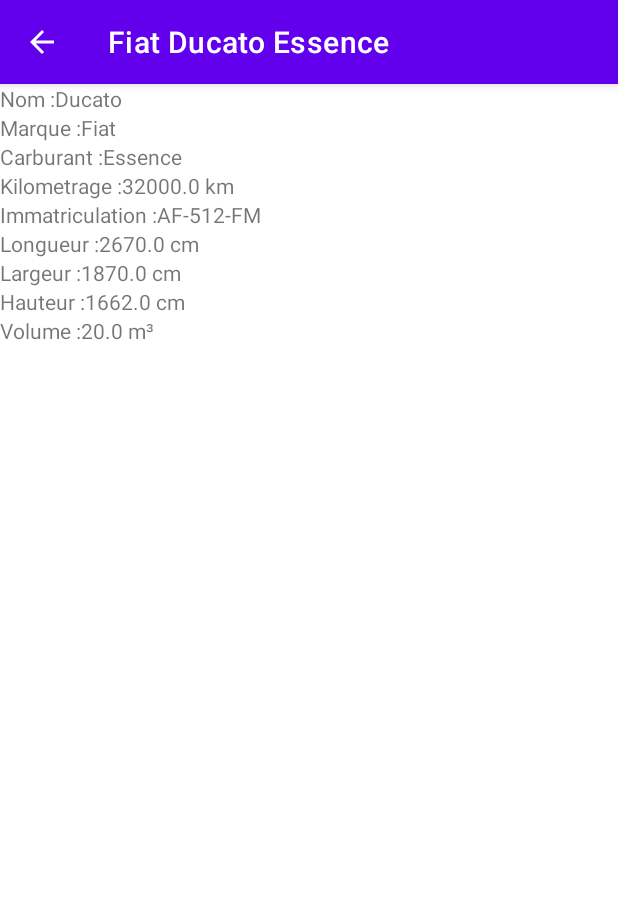
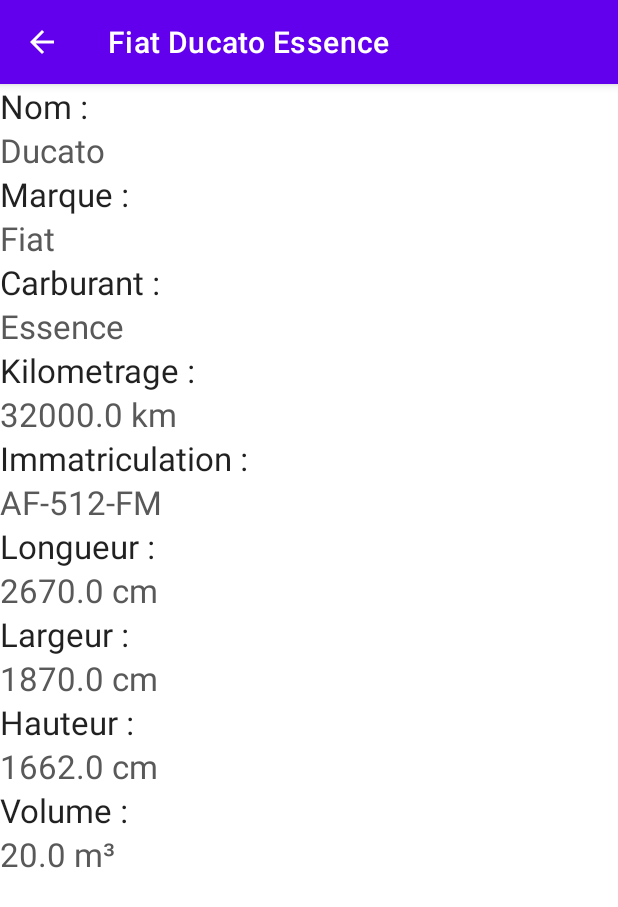
Before and after one commit to IbanEtchep/ApAkei, an Android app: the VehicleDetailsActivity screen opened directly, with no data from a screen before it, on a phone screen of 412 x 824 dp. Shown: the top 907 px of the screen. Run offline under Robolectric (Android 15) with nearby library versions, the phone set to English and light mode, and no system bars; 2 statements that could not run were skipped.

Commit message:
modif detail vehicule

```diff
--- a/app/src/main/res/layout/activity_vehicle_details.xml
+++ b/app/src/main/res/layout/activity_vehicle_details.xml
@@ -8,57 +8,138 @@
     tools:context=".locations.VehicleDetailsActivity">
 
     <TextView
+        android:id="@+id/tv_label_nom_vehicule"
+        android:layout_width="match_parent"
+        android:layout_height="wrap_content"
+        android:text="@string/nomLabel"
+        android:textAppearance="@style/TextAppearance.AppCompat.Large" />
+
+    <TextView
         android:id="@+id/tv_nom_vehicule"
         android:layout_width="match_parent"
         android:layout_height="wrap_content"
-        android:text="@string/nomLabel" />
+        android:text=""
+        android:textAppearance="@style/TextAppearance.AppCompat.Large"
+        android:textColor="#595959" />
+
+    <TextView
+        android:id="@+id/tv_label_marque_vehicule"
+        android:layout_width="match_parent"
+        android:layout_height="wrap_content"
+        android:text="@string/marqueLabel"
+        android:textAppearance="@style/TextAppearance.AppCompat.Large" />
 
     <TextView
         android:id="@+id/tv_marque_vehicule"
         android:layout_width="match_parent"
         android:layout_height="wrap_content"
-        android:text="@string/marqueLabel" />
+        android:text=""
+        android:textAppearance="@style/TextAppearance.AppCompat.Large"
+        android:textColor="#595959" />
+
+    <TextView
+        android:id="@+id/tv_label_carburant_vehicule"
+        android:layout_width="match_parent"
+        android:layout_height="wrap_content"
+        android:text="@string/carburantLabel"
+        android:textAppearance="@style/TextAppearance.AppCompat.Large" />
 
     <TextView
         android:id="@+id/tv_carburant_vehicule"
         android:layout_width="match_parent"
         android:layout_height="wrap_content"
-        android:text="@string/carburantLabel" />
+        android:text=""
+        android:textAppearance="@style/TextAppearance.AppCompat.Large"
+        android:textColor="#595959" />
+
+    <TextView
+        android:id="@+id/tv_label_kilometrage_vehicule"
+        android:layout_width="match_parent"
+        android:layout_height="wrap_content"
+        android:text="@string/kilometrage"
+        android:textAppearance="@style/TextAppearance.AppCompat.Large" />
 
     <TextView
         android:id="@+id/tv_kilometrage_vehicule"
         android:layout_width="match_parent"
         android:layout_height="wrap_content"
-        android:text="@string/kilometrage" />
+        android:text=""
+        android:textAppearance="@style/TextAppearance.AppCompat.Large"
+        android:textColor="#595959" />
+
+    <TextView
+        android:id="@+id/tv_label_immatriculation_vehicule"
+        android:layout_width="match_parent"
+        android:layout_height="wrap_content"
+        android:text="@string/immatriculationLabel"
+        android:textAppearance="@style/TextAppearance.AppCompat.Large" />
 
     <TextView
         android:id="@+id/tv_immatriculation_vehicule"
         android:layout_width="match_parent"
         android:layout_height="wrap_content"
-        android:text="@string/immatriculationLabel" />
+        android:text=""
+        android:textAppearance="@style/TextAppearance.AppCompat.Large"
+        android:textColor="#595959" />
+
+    <TextView
+        android:id="@+id/tv_label_longueur_vehicule"
+        android:layout_width="match_parent"
+        android:layout_height="wrap_content"
+        android:text="@string/longueurLabel"
+        android:textAppearance="@style/TextAppearance.AppCompat.Large" />
 
     <TextView
         android:id="@+id/tv_longueur_vehicule"
         android:layout_width="match_parent"
         android:layout_height="wrap_content"
-        android:text="@string/longueurLabel" />
+        android:text=""
+        android:textAppearance="@style/TextAppearance.AppCompat.Large"
+        android:textColor="#595959" />
+
+    <TextView
+        android:id="@+id/tv_label_largeur_vehicule"
+        android:layout_width="match_parent"
+        android:layout_height="wrap_content"
+        android:text="@string/largeurLabel"
+        android:textAppearance="@style/TextAppearance.AppCompat.Large" />
 
     <TextView
         android:id="@+id/tv_largeur_vehicule"
         android:layout_width="match_parent"
         android:layout_height="wrap_content"
-        android:text="@string/largeurLabel" />
+        android:text=""
+        android:textAppearance="@style/TextAppearance.AppCompat.Large"
+        android:textColor="#595959" />
+
+    <TextView
+        android:id="@+id/tv_label_hauteur_vehicule"
+        android:layout_width="match_parent"
+        android:layout_height="wrap_content"
+        android:text="@string/hauteurLabel"
+        android:textAppearance="@style/TextAppearance.AppCompat.Large" />
 
     <TextView
         android:id="@+id/tv_hauteur_vehicule"
         android:layout_width="match_parent"
         android:layout_height="wrap_content"
-        android:text="@string/hauteurLabel" />
+        android:text=""
+        android:textAppearance="@style/TextAppearance.AppCompat.Large"
+        android:textColor="#595959" />
+
+    <TextView
+        android:id="@+id/tv_label_volume_vehicule"
+        android:layout_width="match_parent"
+        android:layout_height="wrap_content"
+        android:text="@string/volumeLabel"
+        android:textAppearance="@style/TextAppearance.AppCompat.Large" />
 
     <TextView
         android:id="@+id/tv_volume_vehicule"
         android:layout_width="match_parent"
         android:layout_height="wrap_content"
-        android:text="@string/volumeLabel" />
+        android:text=""
+        android:textAppearance="@style/TextAppearance.AppCompat.Large"
+        android:textColor="#595959" />
 
 </LinearLayout>
```
